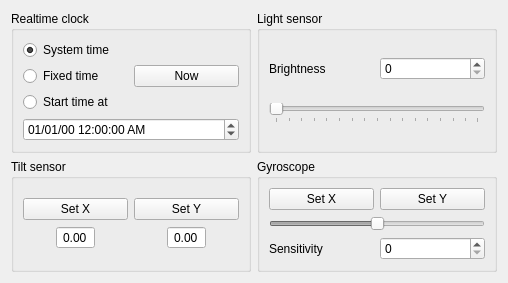
This is Libretro/mgba/src/platform/qt/SensorView.ui in kiddreads/Avalon-copy2 as Qt 5 draws it before an edit. The edited form follows.
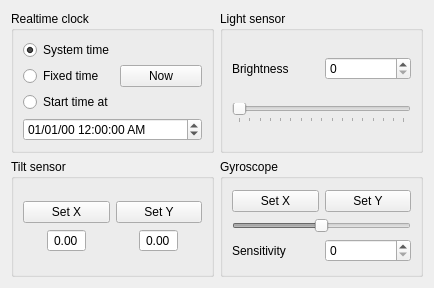
This is the edited form.

Commit message: Qt: Remappable controls for tilt and gyroscope sensors

Patch:
```diff
--- a/Libretro/mgba/src/platform/qt/SensorView.ui
+++ b/Libretro/mgba/src/platform/qt/SensorView.ui
@@ -6,8 +6,8 @@
    <rect>
     <x>0</x>
     <y>0</y>
-    <width>508</width>
-    <height>258</height>
+    <width>434</width>
+    <height>288</height>
    </rect>
   </property>
   <property name="sizePolicy">
@@ -157,6 +157,9 @@
             <property name="text">
              <string>Set Y</string>
             </property>
+            <property name="checkable">
+             <bool>true</bool>
+            </property>
            </widget>
           </item>
           <item row="0" column="0">
@@ -164,6 +167,9 @@
             <property name="text">
              <string>Set X</string>
             </property>
+            <property name="checkable">
+             <bool>true</bool>
+            </property>
            </widget>
           </item>
           <item row="1" column="0" alignment="Qt::AlignHCenter">
@@ -240,6 +246,9 @@
             <property name="text">
              <string>Set Y</string>
             </property>
+            <property name="checkable">
+             <bool>true</bool>
+            </property>
            </widget>
           </item>
           <item row="0" column="0">
@@ -247,6 +256,9 @@
             <property name="text">
              <string>Set X</string>
             </property>
+            <property name="checkable">
+             <bool>true</bool>
+            </property>
            </widget>
           </item>
           <item row="2" column="0">
```
The commit also changes 9 other files.
